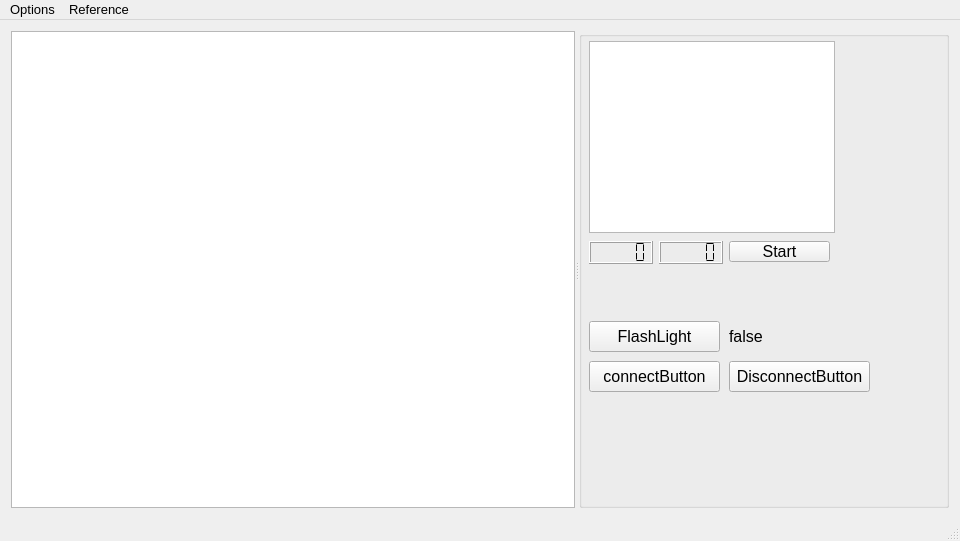
robocenter-rov/remote-control, file mainwindow.ui: the form before one commit.
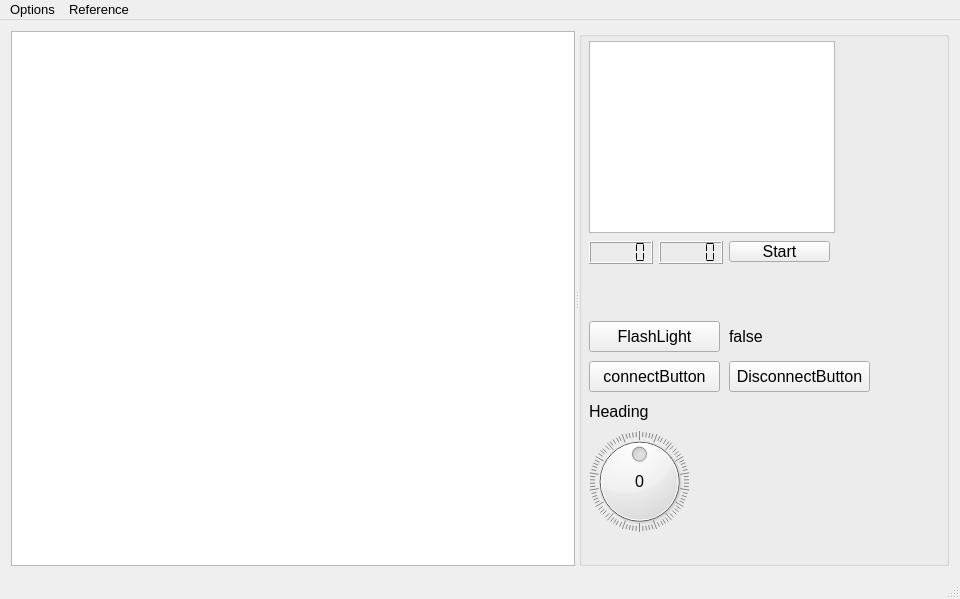
The form after the commit.

Commit message: Use qDiag for heading view

The edit to the form file:
```diff
--- a/mainwindow.ui
+++ b/mainwindow.ui
@@ -10,7 +10,7 @@
     <x>0</x>
     <y>0</y>
     <width>960</width>
-    <height>541</height>
+    <height>599</height>
    </rect>
   </property>
   <property name="minimumSize">
@@ -227,6 +227,60 @@
          <string>DisconnectButton</string>
         </property>
        </widget>
+       <widget class="QDial" name="heading">
+        <property name="geometry">
+         <rect>
+          <x>10</x>
+          <y>400</y>
+          <width>101</width>
+          <height>101</height>
+         </rect>
+        </property>
+        <property name="mouseTracking">
+         <bool>false</bool>
+        </property>
+        <property name="minimum">
+         <number>-180</number>
+        </property>
+        <property name="maximum">
+         <number>180</number>
+        </property>
+        <property name="wrapping">
+         <bool>true</bool>
+        </property>
+        <property name="notchesVisible">
+         <bool>true</bool>
+        </property>
+       </widget>
+       <widget class="QLabel" name="headingLabel">
+        <property name="geometry">
+         <rect>
+          <x>40</x>
+          <y>440</y>
+          <width>41</width>
+          <height>21</height>
+         </rect>
+        </property>
+        <property name="text">
+         <string>0</string>
+        </property>
+        <property name="alignment">
+         <set>Qt::AlignCenter</set>
+        </property>
+       </widget>
+       <widget class="QLabel" name="headingTitleLabel">
+        <property name="geometry">
+         <rect>
+          <x>10</x>
+          <y>370</y>
+          <width>61</width>
+          <height>21</height>
+         </rect>
+        </property>
+        <property name="text">
+         <string>Heading</string>
+        </property>
+       </widget>
       </widget>
      </widget>
     </item>
```
The commit also changes 2 other files.
